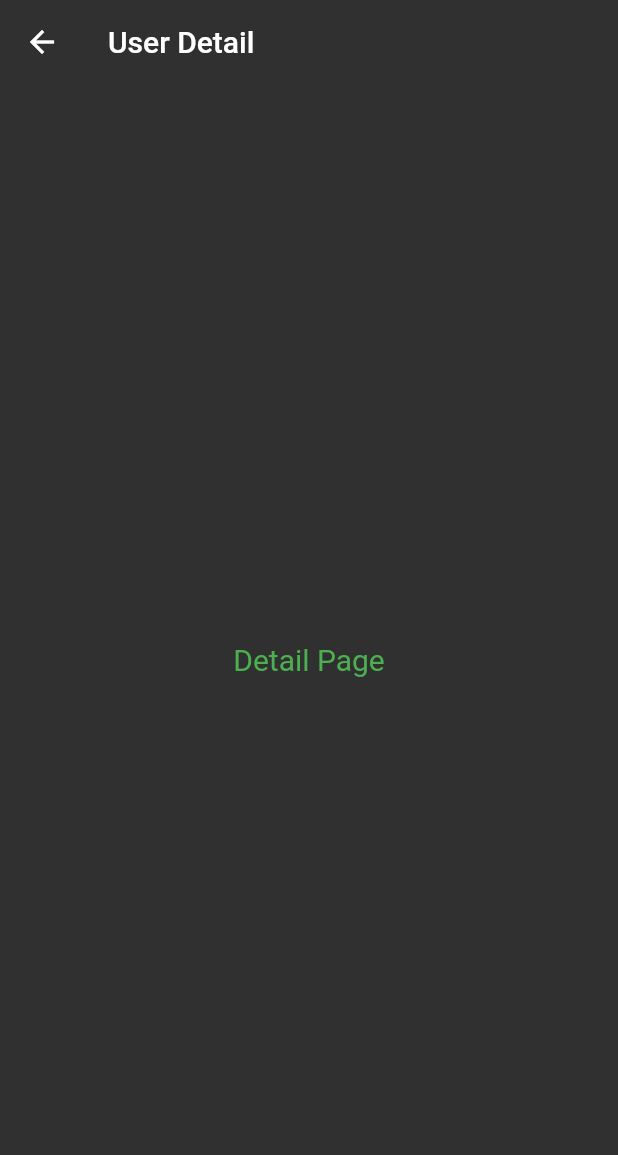
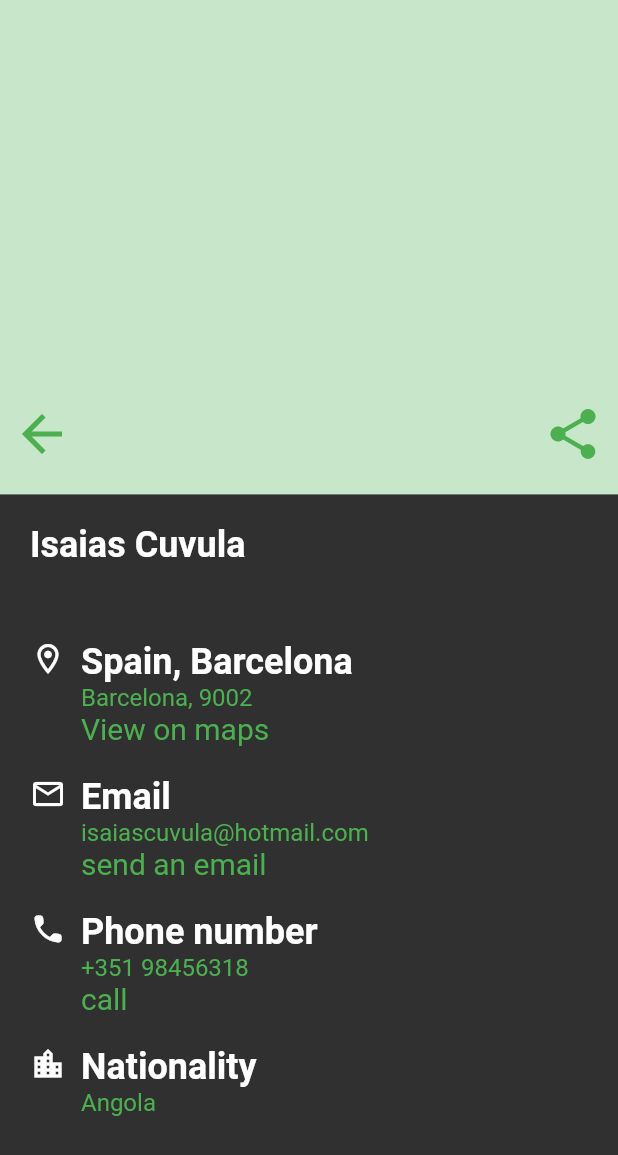
Before and after one commit to javier901/flutter-random-user-app, a Flutter app: the DetailPage screen opened by its route, on a phone screen of 412 x 824 dp. Shown: the top 1155 px of the screen. Run offline on Flutter 3.47's test engine with Material 2 defaults, Android fonts, the phone set to English and light mode, and no system bars; our stand-ins replace equatable, flutter_riverpod, go_router.

Commit message:
detail page ui implemented

```diff
--- a/lib/presentation/pages/detail_page.dart
+++ b/lib/presentation/pages/detail_page.dart
@@ -1,4 +1,5 @@
 import 'package:flutter/material.dart';
+import 'package:random_user/presentation/presentation.dart';
 
 class DetailPage extends StatelessWidget {
   const DetailPage({super.key});
@@ -6,14 +7,17 @@ class DetailPage extends StatelessWidget {
   @override
   Widget build(BuildContext context) {
     return Scaffold(
-      appBar: AppBar(
-        automaticallyImplyLeading: true,
-        title: const Text('User Detail'),
-        backgroundColor: Colors.transparent,
-        elevation: 0,
-      ),
-      body: const Center(
-        child: Text('Detail Page'),
+      body: Column(
+        crossAxisAlignment: CrossAxisAlignment.start,
+        children: const [
+          DetailPageHeader(),
+          Expanded(
+            child: Padding(
+              padding: Constants.kMarginLarge,
+              child: DetailPageBody(),
+            ),
+          ),
+        ],
       ),
     );
   }
--- a/lib/presentation/utils/constants.dart
+++ b/lib/presentation/utils/constants.dart
@@ -4,11 +4,22 @@ class Constants {
   static const String apiUrl = 'https://randomuser.me/api';
 
   //Dimensions
-  static const EdgeInsets kMarginLarge = EdgeInsets.all(20);
+  static const EdgeInsets kMarginLarge = EdgeInsets.all(20.0);
+  static const EdgeInsets kPaddingBottomRight = EdgeInsets.only(
+    bottom: 20.0,
+    right: 10.0,
+  );
   static final BorderRadius kBorderSmall = BorderRadius.circular(10.0);
   static const double kIconSizeSmall = 40;
 
   //Space
   static const kVerticalSpaceLarger = SizedBox(height: 100.0);
+  static const kVerticalSpaceLarge = SizedBox(height: 80.0);
+  static const kVerticalSpaceMedium = SizedBox(height: 50.0);
+  static const kVerticalSpaceSmall = SizedBox(height: 20.0);
   static const kVerticalSpaceSmaller = SizedBox(height: 10.0);
+
+  static const kHorizontalSpaceLarge = SizedBox(width: 20.0);
+  static const kHorizontalSpaceMedium = SizedBox(width: 16.0);
+  static const kHorizontalSpaceSmall = SizedBox(width: 10.0);
 }
--- /dev/null
+++ b/lib/presentation/widgets/body_info_detail.dart
@@ -0,0 +1,55 @@
+import 'package:flutter/material.dart';
+import 'package:random_user/presentation/presentation.dart';
+
+class BodyInfo extends StatelessWidget {
+  const BodyInfo({
+    Key? key,
+    required this.displayTitle,
+    required this.displayLabel,
+    this.displayButtonText,
+    required this.displayIcon,
+    this.onTap,
+  }) : super(key: key);
+
+  final String displayTitle;
+  final String displayLabel;
+  final String? displayButtonText;
+  final VoidCallback? onTap;
+  final IconData displayIcon;
+
+  @override
+  Widget build(BuildContext context) {
+    final textTheme = Theme.of(context).textTheme;
+
+    return Row(
+      crossAxisAlignment: CrossAxisAlignment.start,
+      children: [
+        Icon(
+          displayIcon,
+        ),
+        Constants.kHorizontalSpaceSmall,
+        Column(
+          crossAxisAlignment: CrossAxisAlignment.start,
+          mainAxisAlignment: MainAxisAlignment.start,
+          children: [
+            Text(
+              displayTitle,
+              style: textTheme.headlineLarge,
+            ),
+            Text(
+              displayLabel,
+              style: textTheme.bodySmall,
+            ),
+            if (displayButtonText != null)
+              InkWell(
+                onTap: onTap,
+                child: Text(
+                  displayButtonText.toString(),
+                ),
+              )
+          ],
+        ),
+      ],
+    );
+  }
+}
--- /dev/null
+++ b/lib/presentation/widgets/detail_page_body.dart
@@ -0,0 +1,54 @@
+import 'package:flutter/material.dart';
+import 'package:random_user/presentation/presentation.dart';
+
+class DetailPageBody extends StatelessWidget {
+  const DetailPageBody({super.key});
+
+  @override
+  Widget build(BuildContext context) {
+    final textTheme = Theme.of(context).textTheme;
+    return SingleChildScrollView(
+      physics: const AlwaysScrollableScrollPhysics(),
+      child: Column(
+        crossAxisAlignment: CrossAxisAlignment.start,
+        children: [
+          Text(
+            'Isaias Cuvula',
+            style: textTheme.headlineLarge,
+          ),
+          Constants.kVerticalSpaceMedium,
+          BodyInfo(
+            displayIcon: Icons.location_on_outlined,
+            displayTitle: 'Spain, Barcelona',
+            displayLabel: 'Barcelona, 9002',
+            displayButtonText: 'View on maps',
+            onTap: () {},
+          ),
+          Constants.kVerticalSpaceSmall,
+          BodyInfo(
+            displayIcon: Icons.email_outlined,
+            displayTitle: 'Email',
+            displayLabel: 'isaiascuvula@hotmail.com',
+            displayButtonText: 'send an email',
+            onTap: () {},
+          ),
+          Constants.kVerticalSpaceSmall,
+          BodyInfo(
+            displayIcon: Icons.call_rounded,
+            displayTitle: 'Phone number',
+            displayLabel: '+351 98456318',
+            displayButtonText: 'call',
+            onTap: () {},
+          ),
+          Constants.kVerticalSpaceSmall,
+          const BodyInfo(
+            displayIcon: Icons.location_city_outlined,
+            displayTitle: 'Nationality',
+            displayLabel: 'Angola',
+          ),
+          Constants.kVerticalSpaceLarger,
+        ],
+      ),
+    );
+  }
+}
--- /dev/null
+++ b/lib/presentation/widgets/detail_page_header.dart
@@ -0,0 +1,37 @@
+import 'package:flutter/material.dart';
+import 'package:go_router/go_router.dart';
+import 'package:random_user/presentation/presentation.dart';
+
+class DetailPageHeader extends StatelessWidget {
+  const DetailPageHeader({super.key});
+
+  @override
+  Widget build(BuildContext context) {
+    final deviceSize = MediaQuery.of(context).size;
+    return Stack(
+      alignment: AlignmentDirectional.bottomCenter,
+      children: [
+        Container(
+          height: deviceSize.height * 0.4,
+          color: Colors.green.shade100,
+        ),
+        Padding(
+          padding: Constants.kPaddingBottomRight,
+          child: Row(
+            mainAxisAlignment: MainAxisAlignment.spaceBetween,
+            children: [
+              UserIconAction(
+                displayIcon: Icons.arrow_back,
+                onPressed: () => context.pop(),
+              ),
+              UserIconAction(
+                displayIcon: Icons.share,
+                onPressed: () {},
+              )
+            ],
+          ),
+        ),
+      ],
+    );
+  }
+}
--- a/lib/presentation/widgets/widgets.dart
+++ b/lib/presentation/widgets/widgets.dart
@@ -1,2 +1,5 @@
 export 'user_card.dart';
 export 'user_icon_action.dart';
+export 'detail_page_header.dart';
+export 'detail_page_body.dart';
+export 'body_info_detail.dart';
```
